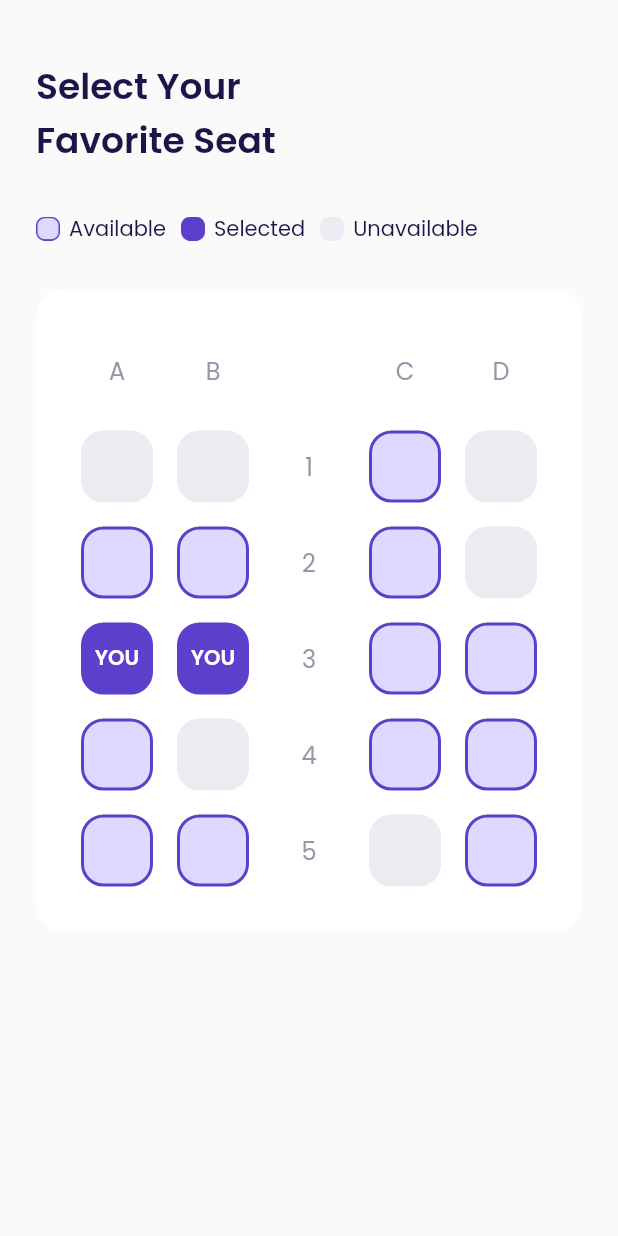
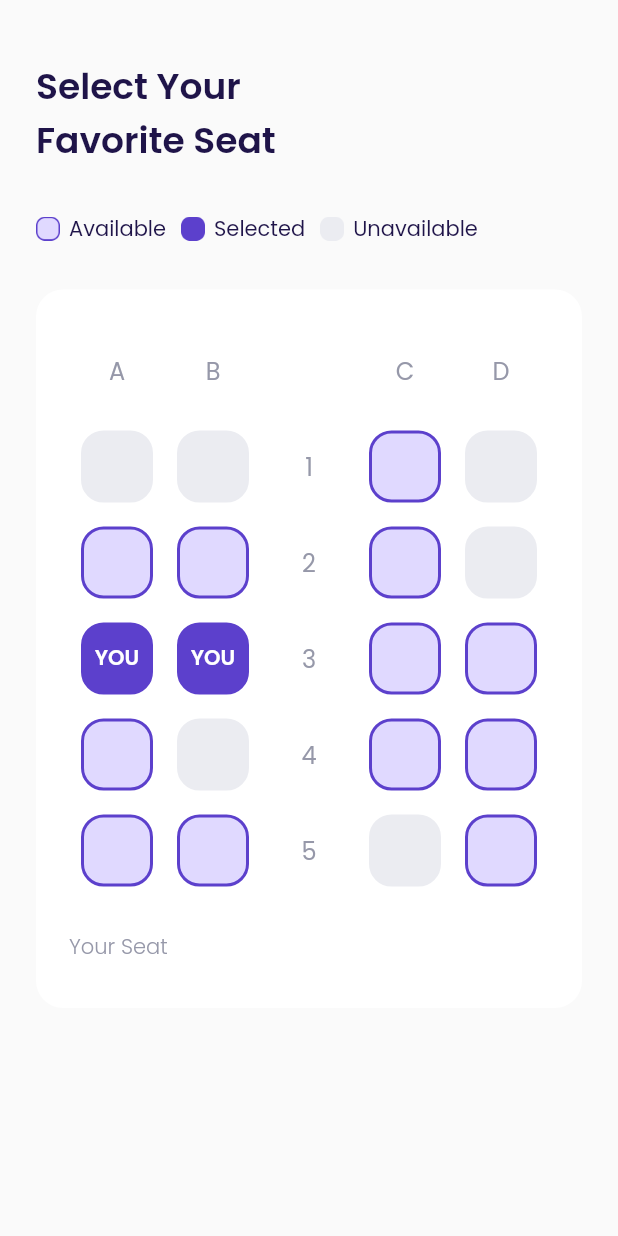
Before and after one commit to Nemuru-san/airplane_projek, a Flutter app: the chooseSeatPage screen opened directly, on a phone screen of 412 x 824 dp. Run offline on Flutter 3.47's test engine with Material 2 defaults, Android fonts, the phone set to English and light mode, and no system bars; our stand-ins replace google_fonts.

Commit message:
membuat your seat

```diff
--- a/lib/ui/pages/chooseSeatPage.dart
+++ b/lib/ui/pages/chooseSeatPage.dart
@@ -339,6 +339,21 @@ class chooseSeatPage extends StatelessWidget {
                   ),
                 ],
               ),
+            ),
+
+            // your seat
+            Container(
+              margin: EdgeInsets.only(top: 30),
+              child: Row(
+                children: [
+                  Text(
+                    'Your Seat',
+                    style: greyTextStyle.copyWith(
+                      fontWeight: light,
+                    ),
+                  ),
+                ],
+              ),
             )
           ],
         ),
```
